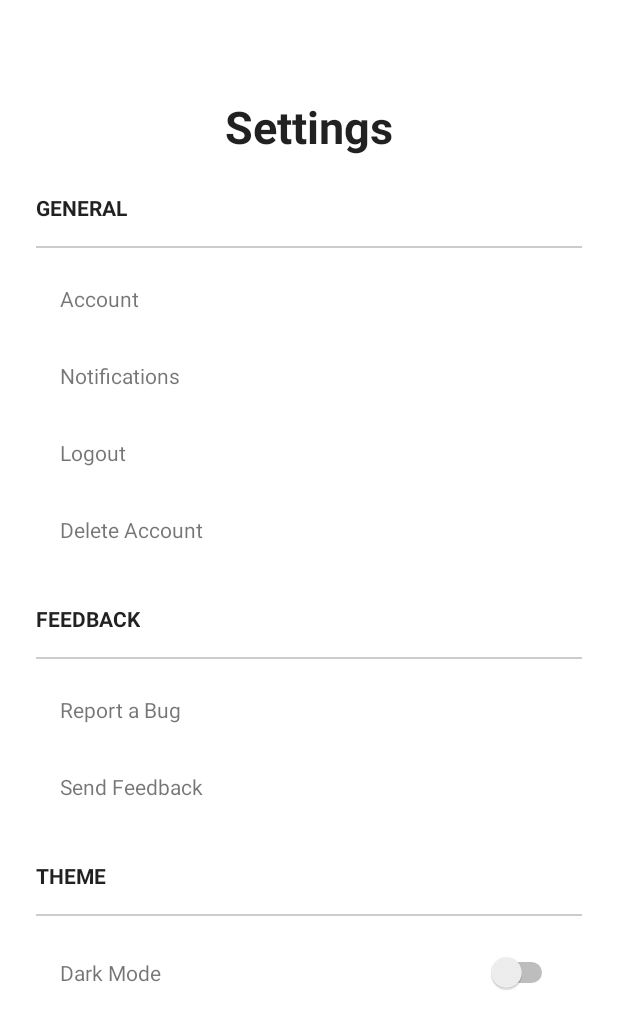
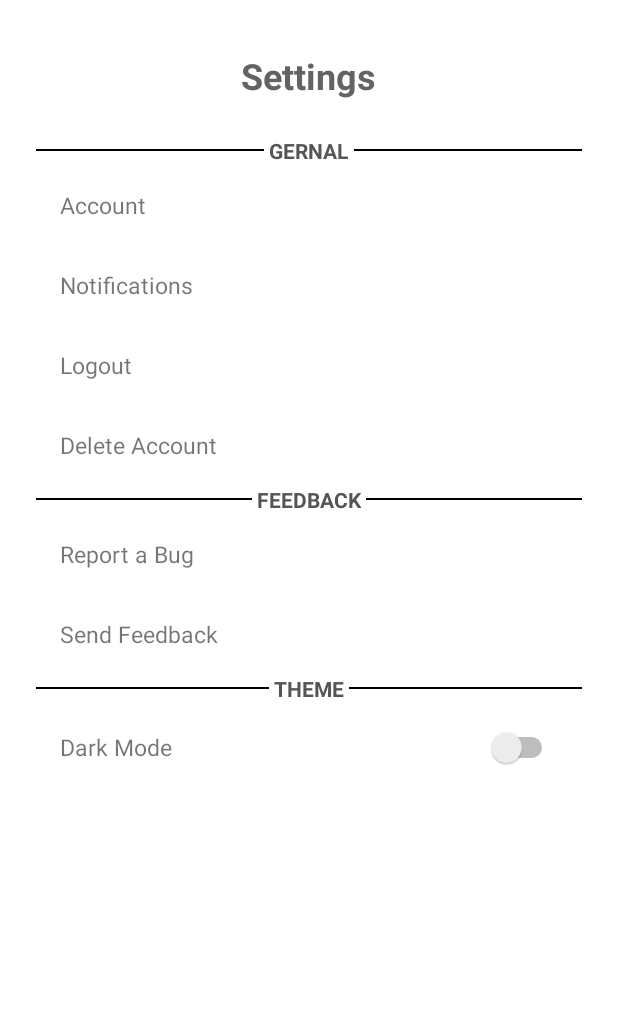
Before and after one commit to SaniaNisar/EventMiingle, an Android app: the SettingsFragment screen opened directly, with no data from a screen before it, on a phone screen of 412 x 824 dp. Shown: the top 1029 px of the screen. Run offline under Robolectric (Android 15) with nearby library versions, the phone set to English and light mode, and no system bars; our stand-ins replace CircleImageView, Firebase (no records; nobody signed in at launch, a user with empty details on screens opened directly).

Commit message:
setting fragment design

```diff
--- a/app/src/main/res/layout/fragment_settings.xml
+++ b/app/src/main/res/layout/fragment_settings.xml
@@ -16,95 +16,144 @@
             android:layout_width="wrap_content"
             android:layout_height="wrap_content"
             android:text="Settings"
-            android:textSize="30sp"
-            android:layout_marginTop="40dp"
+            android:textSize="24sp"
+            android:layout_marginTop="10dp"
             android:textStyle="bold"
-            android:textColor="?android:textColorPrimary"
+            android:textColor="#DD4B4B4B"
             android:layout_gravity="center_horizontal"
             android:layout_marginBottom="24dp" />
 
         <!-- GENERAL Section -->
+        <LinearLayout
+            android:layout_width="match_parent"
+            android:layout_height="wrap_content"
+            android:orientation="horizontal"
+            android:gravity="center_vertical">
+
+            <View
+                android:layout_width="0dp"
+                android:layout_height="1dp"
+                android:layout_weight="1"
+                android:background="@color/black"/>
+
             <TextView
                 android:layout_width="wrap_content"
                 android:layout_height="wrap_content"
-            android:text="GENERAL"
+                android:layout_marginLeft="3dp"
+                android:layout_marginRight="3dp"
+                android:text="GERNAL"
                 android:textStyle="bold"
-            android:textColor="?android:textColorPrimary"
-            android:layout_marginBottom="8dp" />
+                android:textColor="#555555"
+                android:textSize="14sp"/>
 
             <View
-            android:layout_width="match_parent"
+                android:layout_width="0dp"
                 android:layout_height="1dp"
-            android:background="#CCCCCC"
-            android:layout_marginVertical="8dp"/>
+                android:layout_weight="1"
+                android:background="@color/black"/>
+        </LinearLayout>
+
 
         <LinearLayout
             android:id="@+id/layoutAccount"
             style="@style/SettingRowStyle" >
-            <TextView android:text="Account" android:layout_width="wrap_content" android:layout_height="wrap_content"/>
+            <TextView android:text="Account" android:layout_width="wrap_content" android:layout_height="wrap_content"
+                android:textSize="15sp"/>
         </LinearLayout>
+
 
         <LinearLayout
             android:id="@+id/layoutNotifications"
             style="@style/SettingRowStyle">
-            <TextView android:text="Notifications" android:layout_width="wrap_content" android:layout_height="wrap_content"/>
+            <TextView android:text="Notifications" android:textSize="15sp" android:layout_width="wrap_content" android:layout_height="wrap_content"/>
         </LinearLayout>
 
         <LinearLayout
             android:id="@+id/layoutLogout"
             style="@style/SettingRowStyle">
-            <TextView android:text="Logout" android:layout_width="wrap_content" android:layout_height="wrap_content"/>
+            <TextView android:text="Logout" android:textSize="15sp" android:layout_width="wrap_content" android:layout_height="wrap_content"/>
         </LinearLayout>
 
         <LinearLayout
             android:id="@+id/layoutDeleteAccount"
             style="@style/SettingRowStyle">
-            <TextView android:text="Delete Account" android:layout_width="wrap_content" android:layout_height="wrap_content"/>
+            <TextView android:text="Delete Account" android:textSize="15sp" android:layout_width="wrap_content" android:layout_height="wrap_content"/>
         </LinearLayout>
 
         <!-- FEEDBACK Section -->
+        <LinearLayout
+            android:layout_width="match_parent"
+            android:layout_height="wrap_content"
+            android:orientation="horizontal"
+            android:gravity="center_vertical">
+
+            <View
+                android:layout_width="0dp"
+                android:layout_height="1dp"
+                android:layout_weight="1"
+                android:background="@color/black"/>
+
             <TextView
                 android:layout_width="wrap_content"
                 android:layout_height="wrap_content"
+                android:layout_marginLeft="3dp"
+                android:layout_marginRight="3dp"
                 android:text="FEEDBACK"
                 android:textStyle="bold"
-            android:textColor="?android:textColorPrimary"
-            android:layout_marginTop="24dp"
-            android:layout_marginBottom="8dp" />
+                android:textColor="#555555"
+                android:textSize="14sp"/>
 
             <View
-            android:layout_width="match_parent"
+                android:layout_width="0dp"
                 android:layout_height="1dp"
-            android:background="#CCCCCC"
-            android:layout_marginVertical="8dp"/>
+                android:layout_weight="1"
+                android:background="@color/black"/>
+        </LinearLayout>
+
+
 
         <LinearLayout
             android:id="@+id/layoutReportBug"
             style="@style/SettingRowStyle">
-            <TextView android:text="Report a Bug" android:layout_width="wrap_content" android:layout_height="wrap_content"/>
+            <TextView android:text="Report a Bug" android:textSize="15sp" android:layout_width="wrap_content" android:layout_height="wrap_content"/>
         </LinearLayout>
 
         <LinearLayout
             android:id="@+id/layoutSendFeedback"
             style="@style/SettingRowStyle">
-            <TextView android:text="Send Feedback" android:layout_width="wrap_content" android:layout_height="wrap_content"/>
+            <TextView android:text="Send Feedback" android:textSize="15sp" android:layout_width="wrap_content" android:layout_height="wrap_content"/>
         </LinearLayout>
 
         <!-- THEME Section -->
+        <LinearLayout
+            android:layout_width="match_parent"
+            android:layout_height="wrap_content"
+            android:orientation="horizontal"
+            android:gravity="center_vertical">
+
+            <View
+                android:layout_width="0dp"
+                android:layout_height="1dp"
+                android:layout_weight="1"
+                android:background="@color/black"/>
+
             <TextView
                 android:layout_width="wrap_content"
                 android:layout_height="wrap_content"
+                android:layout_marginLeft="3dp"
+                android:layout_marginRight="3dp"
                 android:text="THEME"
                 android:textStyle="bold"
-            android:textColor="?android:textColorPrimary"
-            android:layout_marginTop="24dp"
-            android:layout_marginBottom="8dp" />
+                android:textColor="#555555"
+                android:textSize="14sp"/>
 
             <View
-            android:layout_width="match_parent"
+                android:layout_width="0dp"
                 android:layout_height="1dp"
-            android:background="#CCCCCC"
-            android:layout_marginVertical="8dp"/>
+                android:layout_weight="1"
+                android:background="@color/black"/>
+        </LinearLayout>
+
 
         <LinearLayout
             style="@style/SettingRowStyle">
@@ -113,7 +162,8 @@
                 android:text="Dark Mode"
                 android:layout_width="0dp"
                 android:layout_weight="1"
-                android:layout_height="wrap_content" />
+                android:layout_height="wrap_content"
+                android:textSize="15sp" />
 
             <Switch
                 android:id="@+id/switchDarkMode"
```
Lines whose indentation alone changed are shown as unchanged.
